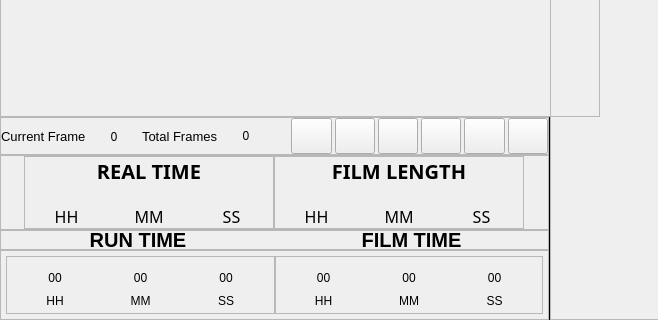
Above: Graffik/gui/film/filmwindow.ui from DynamicPerception/Graffik_Legacy before the change; both pictures show x 0 to 658 and y 85 to 405 of the 800 by 405 pixel window. Below: the same form after it.
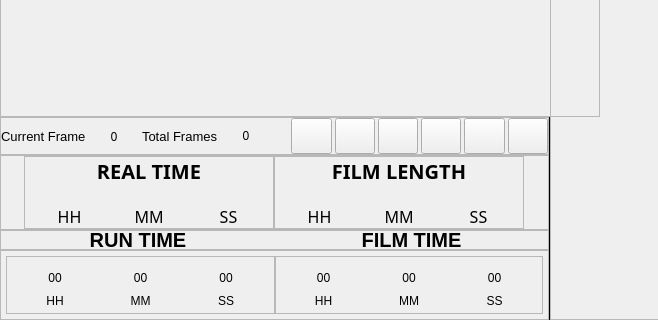
That is the form after the change. Custom widgets are drawn as their Qt base class.

The edit to the form file:
```diff
--- a/Graffik/gui/film/filmwindow.ui
+++ b/Graffik/gui/film/filmwindow.ui
@@ -1186,6 +1186,12 @@
              </item>
              <item>
               <layout class="QHBoxLayout" name="horizontalLayout_3">
+               <property name="leftMargin">
+                <number>5</number>
+               </property>
+               <property name="rightMargin">
+                <number>5</number>
+               </property>
                <item>
                 <widget class="QLabel" name="rtHHLabel">
                  <property name="font">
@@ -1357,6 +1363,12 @@
              </item>
              <item>
               <layout class="QHBoxLayout" name="horizontalLayout">
+               <property name="leftMargin">
+                <number>5</number>
+               </property>
+               <property name="rightMargin">
+                <number>5</number>
+               </property>
                <item>
                 <widget class="QLabel" name="filmLenHHLabel">
                  <property name="font">
```
Left out of the diff: 14 changed lines with no effect on the pictures.
